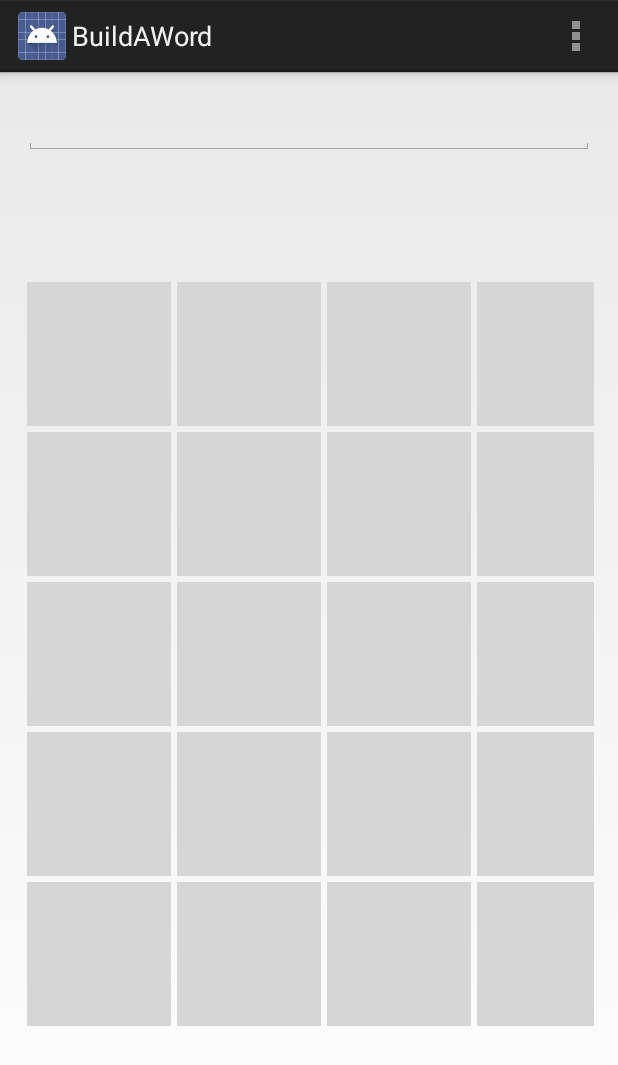
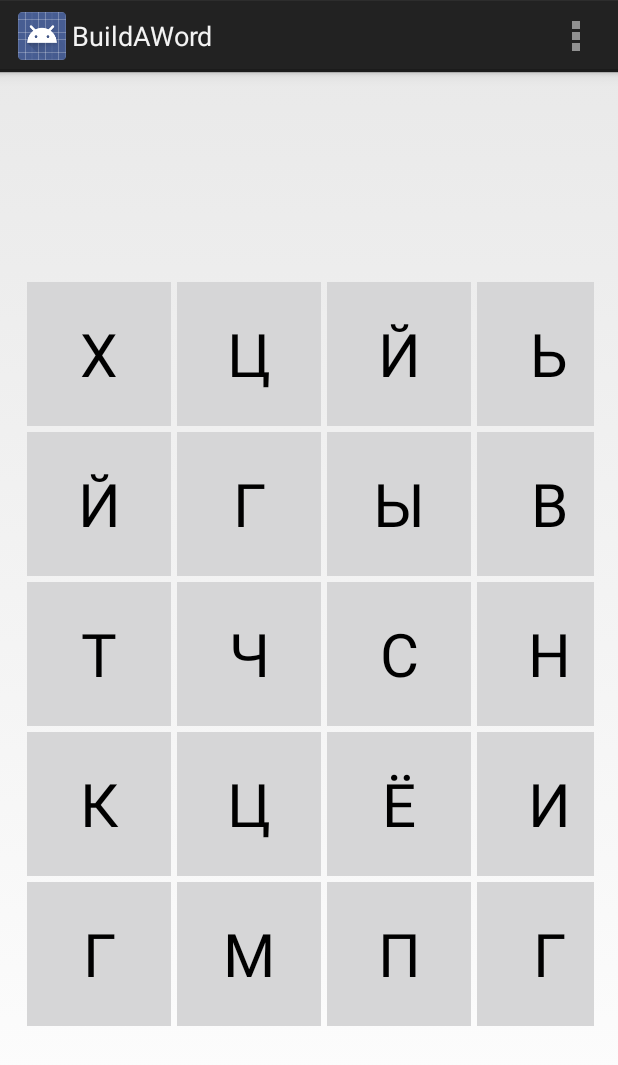
Before and after one commit to Lag1101/BuildAWord, an Android app: the screen it shows after launch (Board), on a phone screen of 412 x 824 dp. Shown: the top 1065 px of the screen. Run offline under Robolectric (Android 15) with nearby library versions, the phone set to English and light mode, and no system bars; libraries missing offline, so code that uses them is left out: com.readystatesoftware.sqliteasset; 2 statements that could not run were skipped.

Commit message:
added typing from board

```diff
--- a/app/src/main/java/com/android/luckybug/buildaword/Board.java
+++ b/app/src/main/java/com/android/luckybug/buildaword/Board.java
@@ -8,9 +8,13 @@ import android.text.TextWatcher;
 import android.view.Menu;
 import android.view.MenuItem;
 import android.widget.EditText;
+import android.widget.TableLayout;
+import android.widget.TableRow;
+import android.widget.TextView;
+import android.widget.ToggleButton;
 
 import com.android.luckybug.buildaword.Logic.Dictionary;
-import com.android.luckybug.buildaword.Logic.Prison;
+import com.android.luckybug.buildaword.Conrtol.Prison;
 
 
 public class Board extends Activity {
@@ -24,9 +28,16 @@ public class Board extends Activity {
         setContentView(R.layout.activity_board);
 
         dictionary = new Dictionary(this);
-        prison = new Prison();
+        prison = new Prison((TableLayout)findViewById(R.id.grid));
 
-        final EditText editText = (EditText)findViewById(R.id.editText);
+        final TextView editText = (TextView)findViewById(R.id.textLabel);
+
+        prison.onTextChange(new Prison.Callback() {
+            @Override
+            public void callback(String text) {
+                editText.setText(text);
+            }
+        });
 
         editText.addTextChangedListener(new TextWatcher() {
             @Override
--- /dev/null
+++ b/app/src/main/java/com/android/luckybug/buildaword/Conrtol/Cell.java
@@ -0,0 +1,14 @@
+package com.android.luckybug.buildaword.Conrtol;
+
+/**
+ * Created by vasiliy.lomanov on 14.11.2014.
+ */
+public interface Cell {
+    public interface Callback {
+        public void callback(Cell cell);
+    }
+    public boolean pushed();
+    public void onClick(final Callback listener);
+    public String getText();
+    public void setText(String text);
+}
--- /dev/null
+++ b/app/src/main/java/com/android/luckybug/buildaword/Conrtol/CellToggle.java
@@ -0,0 +1,44 @@
+package com.android.luckybug.buildaword.Conrtol;
+
+import android.view.View;
+import android.widget.ToggleButton;
+
+/**
+ * Created by vasiliy.lomanov on 14.11.2014.
+ */
+public class CellToggle implements Cell {
+
+    ToggleButton toggleButton;
+
+    public CellToggle(ToggleButton tb) {
+        toggleButton = tb;
+    }
+
+    @Override
+    public boolean pushed() {
+        return toggleButton.isChecked();
+    }
+
+    @Override
+    public String getText() {
+        return toggleButton.getText().toString();
+    }
+
+    @Override
+    public void setText(String text) {
+        toggleButton.setText(text);
+        toggleButton.setTextOff(text);
+        toggleButton.setTextOn(text);
+    }
+
+    @Override
+    public void onClick(final Callback listener) {
+        final Cell cell = this;
+        toggleButton.setOnClickListener(new View.OnClickListener() {
+            @Override
+            public void onClick(View v) {
+                listener.callback(cell);
+            }
+        });
+    }
+}
--- /dev/null
+++ b/app/src/main/java/com/android/luckybug/buildaword/Conrtol/Prison.java
@@ -0,0 +1,91 @@
+package com.android.luckybug.buildaword.Conrtol;
+
+import android.widget.TableLayout;
+import android.widget.TableRow;
+import android.widget.ToggleButton;
+
+import java.util.ArrayList;
+import java.util.List;
+
+/**
+ * Created by vasiliy.lomanov on 12.11.2014.
+ */
+public class Prison {
+
+    static String alphabet = "абвгдеёжзийклмнопрстуфхцчъыьэюя".toUpperCase();
+
+    int cols, rows;
+    Cell cells[][];
+    List<Integer> sequence;
+    Callback textChangeListener;
+
+
+    public interface Callback{
+        public void callback(String text);
+    }
+
+    public Prison(TableLayout tl) {
+
+        sequence = new ArrayList<Integer>();
+
+        this.rows = tl.getChildCount();
+        this.cols = ((TableRow)tl.getChildAt(0)).getChildCount();
+
+        cells = new CellToggle[rows][cols];
+
+        for( int y = 0; y < rows; y++ ) {
+            TableRow row = (TableRow)tl.getChildAt(y);
+            for( int x = 0; x < cols; x++ ) {
+                ToggleButton tb = (ToggleButton)row.getChildAt(x);
+                cells[y][x] = new CellToggle(tb);
+            }
+        }
+
+        for( int y = 0; y < rows; y++ ) {
+            for ( int x = 0; x < cols; x++) {
+
+                final int index = y*cols+x;
+
+                cells[y][x].onClick(new Cell.Callback() {
+                    @Override
+                    public void callback(Cell cell) {
+                        if (cell.pushed())
+                            sequence.add(index);
+                        else
+                            sequence.remove(sequence.indexOf(index));
+
+                        onTextChange();
+                    }
+                });
+            }
+        }
+
+        generate();
+    }
+    public void onTextChange(Callback callback) {
+        textChangeListener = callback;
+    }
+
+    void onTextChange() {
+        if(textChangeListener != null) {
+
+            String text = "";
+            for(int index : sequence) {
+                int x = index % cols;
+                int y = index / cols;
+
+                text += cells[y][x].getText();
+            }
+
+            textChangeListener.callback(text);
+        }
+    }
+    void generate() {
+        for( int y = 0; y < rows; y++ ) {
+            for( int x = 0; x < cols; x++ ) {
+                int index = (int)(Math.random() * alphabet.length());
+                cells[y][x].setText( Character.toString( alphabet.charAt(index) ) );
+            }
+        }
+    }
+}
--- a/app/src/main/java/com/android/luckybug/buildaword/Logic/Dictionary.java
+++ b/app/src/main/java/com/android/luckybug/buildaword/Logic/Dictionary.java
@@ -28,7 +28,7 @@ public class Dictionary {
     }
 
     public boolean contains(String word) {
-        Cursor c = db.rawQuery("SELECT word FROM words WHERE word='" + word + "'", null);
+        Cursor c = db.rawQuery("SELECT word FROM words WHERE word='" + word.toLowerCase() + "'", null);
 
         c.moveToFirst();
         int count = c.getCount();
--- a/app/src/main/java/com/android/luckybug/buildaword/Logic/Prison.java
+++ /dev/null
@@ -1,20 +0,0 @@
-package com.android.luckybug.buildaword.Logic;
-
-/**
- * Created by vasiliy.lomanov on 12.11.2014.
- */
-public class Prison {
-
-    static String alphabet = "абвгдеёжзийклмнопрстуфхцчъыьэюя";
-    static final int size = 5;
-
-    char cells[][] = new char[size][size];
-
-    public Prison() {
-        for( int y = 0; y < size; y++ ) {
-            for( int x = 0; x < size; x++ ) {
-                cells[y][x] = alphabet.charAt( (int)(Math.random() * alphabet.length()) );
-            }
-        }
-    }
-}
--- a/app/src/main/res/layout/activity_board.xml
+++ b/app/src/main/res/layout/activity_board.xml
@@ -5,14 +5,17 @@
     android:paddingTop="@dimen/activity_vertical_margin"
     android:paddingBottom="@dimen/activity_vertical_margin" tools:context=".Board">
 
-    <EditText
+    <TextView
         android:layout_width="wrap_content"
         android:layout_height="wrap_content"
-        android:id="@+id/editText"
+        android:id="@+id/textLabel"
         android:layout_alignParentTop="true"
         android:layout_alignParentStart="true"
         android:layout_alignParentEnd="true"
-        android:inputType="textCapWords" />
+        android:inputType="textCapWords"
+        android:autoText="false"
+        android:textSize="40sp"
+        android:textAlignment="center" />
 
     <include
         android:id="@+id/grid"
--- a/app/src/main/res/values/styles.xml
+++ b/app/src/main/res/values/styles.xml
@@ -10,8 +10,9 @@
         <item name="android:layout_width">wrap_content</item>
         <item name="android:layout_height">wrap_content</item>
         <item name="android:layout_margin">2dp</item>
-        <item name="android:textOff"></item>
-        <item name="android:textOn"></item>
+        <item name="android:textOff">Off</item>
+        <item name="android:textOn">On</item>
+        <item name="android:textSize">40sp</item>
         <item name="android:minHeight">10dp</item>
         <item name="android:minWidth">10dp</item>
         <item name="android:height">60dp</item>
```
